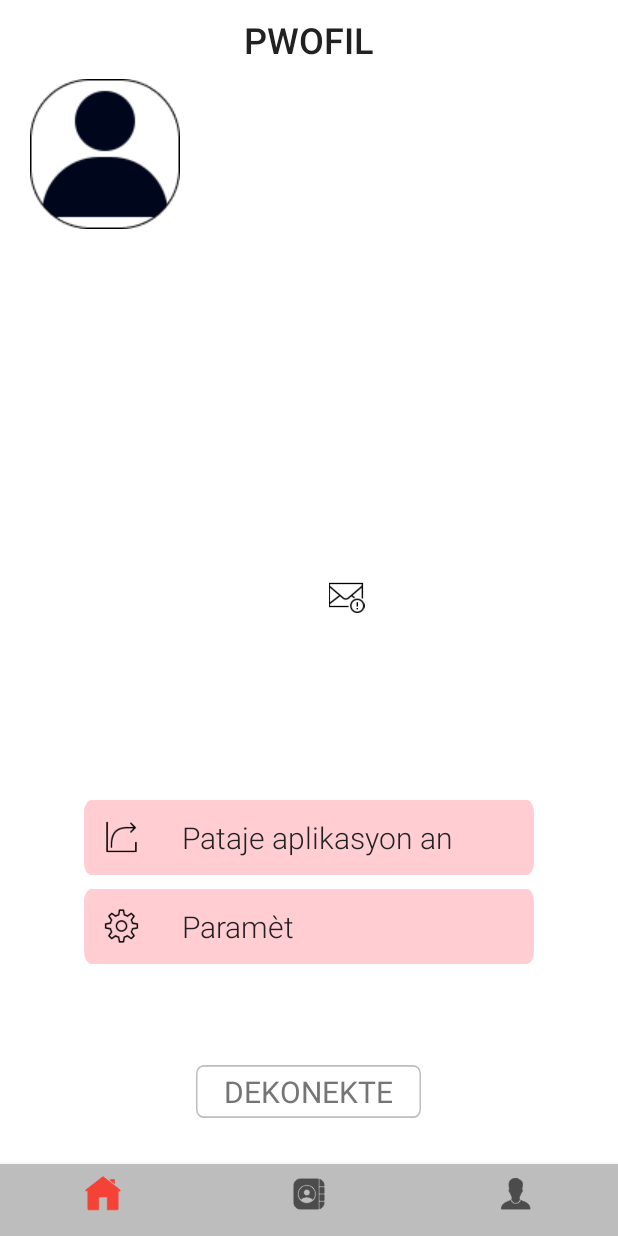
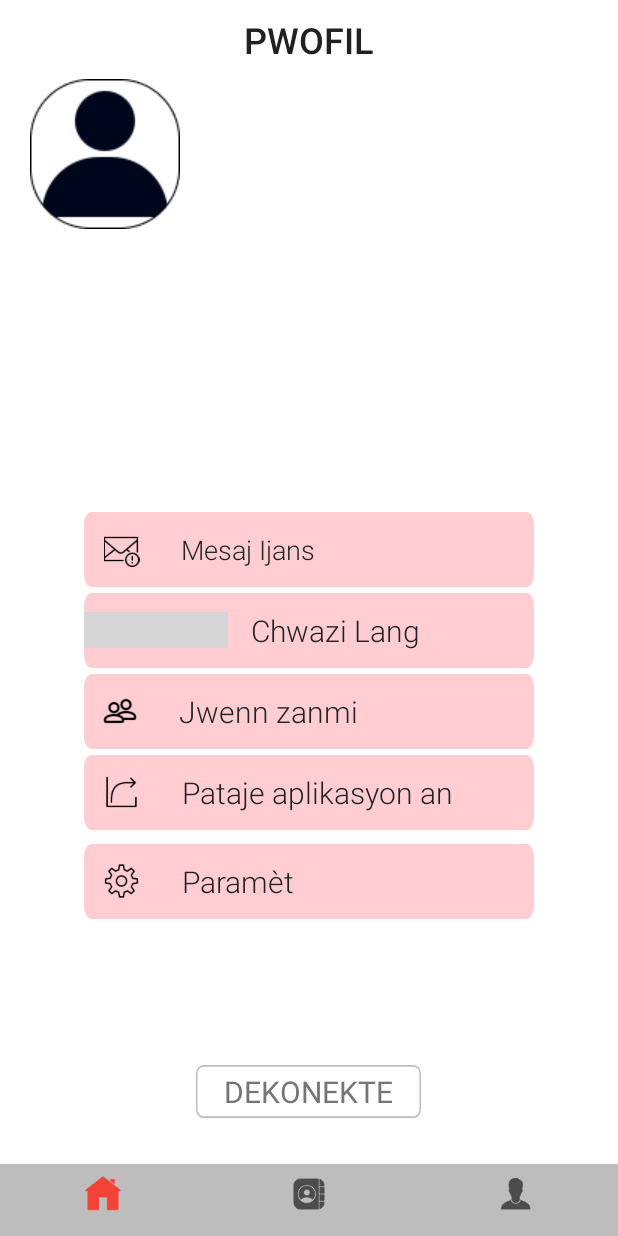
Before and after one commit to SLG-2022-G3/HELP, an Android app: the fragment ProfileFragment placed in its activity, on a phone screen of 412 x 824 dp. Run offline under Robolectric (Android 15) with nearby library versions, the light colour scheme and no system bars; pictures from the network do not load; Roboto replaces fonts that are not available here; 4 statements that could not run were skipped; grey boxes are pictures that could not be loaded.

Commit message:
Profile Fragment Layout

```diff
--- a/app/src/main/res/layout/fragment_profile.xml
+++ b/app/src/main/res/layout/fragment_profile.xml
@@ -61,10 +61,8 @@
         <RelativeLayout
             android:id="@+id/btnEMsg"
             android:layout_width="match_parent"
-            android:layout_height="match_parent"
-            android:layout_above="@+id/btnshare"
-            android:layout_below="@id/ivProfilePic"
-            android:layout_marginTop="45dp"
+            android:layout_height="wrap_content"
+            android:layout_above="@+id/btnLang"
             android:clickable="true"
             android:padding="2dp">
 
@@ -73,6 +71,7 @@
                 android:layout_width="wrap_content"
                 android:layout_height="wrap_content"
                 android:layout_centerInParent="true"
+                android:src="@drawable/fill_btns_shape"
                 android:clickable="true"
                 />
 
@@ -100,13 +99,15 @@
                 android:fontFamily="sans-serif-light"
                 android:textColor="@color/black"
                 android:textSize="18sp"
-                tools:text="Mesaj Ijans : M an danje, tanpri ede m, men kote m ye  : ' Location ' " />
+                android:text=" Mesaj Ijans"
+                tools:text="Mesaj Ijans : 'M an danje' " />
         </RelativeLayout>
-       <!-- <RelativeLayout
+
+        <RelativeLayout
             android:layout_width="match_parent"
             android:layout_height="wrap_content"
             android:id="@+id/btnLang"
-            android:layout_below="@id/btnEMsg"
+            android:layout_above="@+id/btnFFriends"
             android:padding="2dp"
             android:clickable="true">
 
@@ -137,11 +138,12 @@
                 android:layout_toEndOf="@id/iconLang"
                 android:layout_centerVertical="true"/>
         </RelativeLayout>
+
         <RelativeLayout
             android:layout_width="match_parent"
             android:layout_height="wrap_content"
             android:id="@+id/btnFFriends"
-            android:layout_below="@id/btnLang"
+            android:layout_above="@+id/btnshare"
             android:padding="2dp"
             android:clickable="true">
 
@@ -170,7 +172,8 @@
                 android:textSize="20sp"
                 android:layout_toEndOf="@id/iconFFriends"
                 android:layout_centerVertical="true"/>
-        </RelativeLayout> -->
+        </RelativeLayout>
+
         <RelativeLayout
             android:layout_width="match_parent"
             android:layout_height="wrap_content"
@@ -207,13 +210,14 @@
                 android:layout_toEndOf="@id/iconShare"
                 android:layout_centerVertical="true"/>
         </RelativeLayout>
+
         <RelativeLayout
             android:layout_width="match_parent"
             android:layout_height="wrap_content"
             android:id="@+id/btnSettings"
             android:layout_above="@id/logout"
             android:padding="2dp"
-            android:layout_marginBottom="50dp"
+            android:layout_marginBottom="80dp"
             android:clickable="true">
 
             <ImageView
@@ -270,17 +274,6 @@
                 android:textSize="20sp" />
         </RelativeLayout>
 
-
-
-
-
-
-
-
-
-
-
-
     </RelativeLayout>
 
 
```
